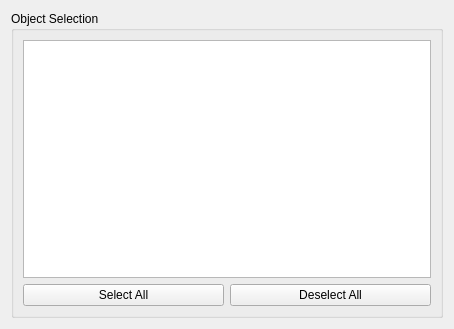
SCIInstitute/SCIRun, file src/Interface/Modules/Render/ObjectSelection.ui: the form before one commit.
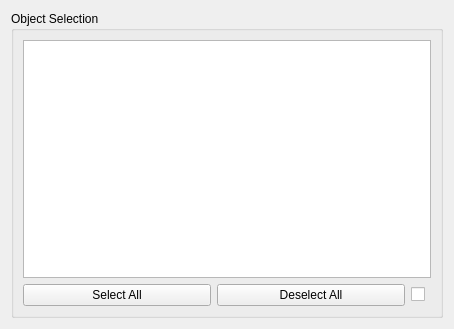
The form after the commit.

Diff of the .ui file:
```diff
--- a/src/Interface/Modules/Render/ObjectSelection.ui
+++ b/src/Interface/Modules/Render/ObjectSelection.ui
@@ -31,6 +31,12 @@
      <property name="title">
       <string>Object Selection</string>
      </property>
+     <property name="checkable">
+      <bool>false</bool>
+     </property>
+     <property name="checked">
+      <bool>false</bool>
+     </property>
      <layout class="QVBoxLayout" name="verticalLayout_4">
       <item>
        <widget class="QTreeWidget" name="objectListWidget_">
@@ -75,6 +81,22 @@
           </property>
          </widget>
         </item>
+        <item>
+         <widget class="QCheckBox" name="pinCheckBox_">
+          <property name="maximumSize">
+           <size>
+            <width>20</width>
+            <height>16777215</height>
+           </size>
+          </property>
+          <property name="toolTip">
+           <string>Pin popup</string>
+          </property>
+          <property name="text">
+           <string/>
+          </property>
+         </widget>
+        </item>
        </layout>
       </item>
      </layout>
```
